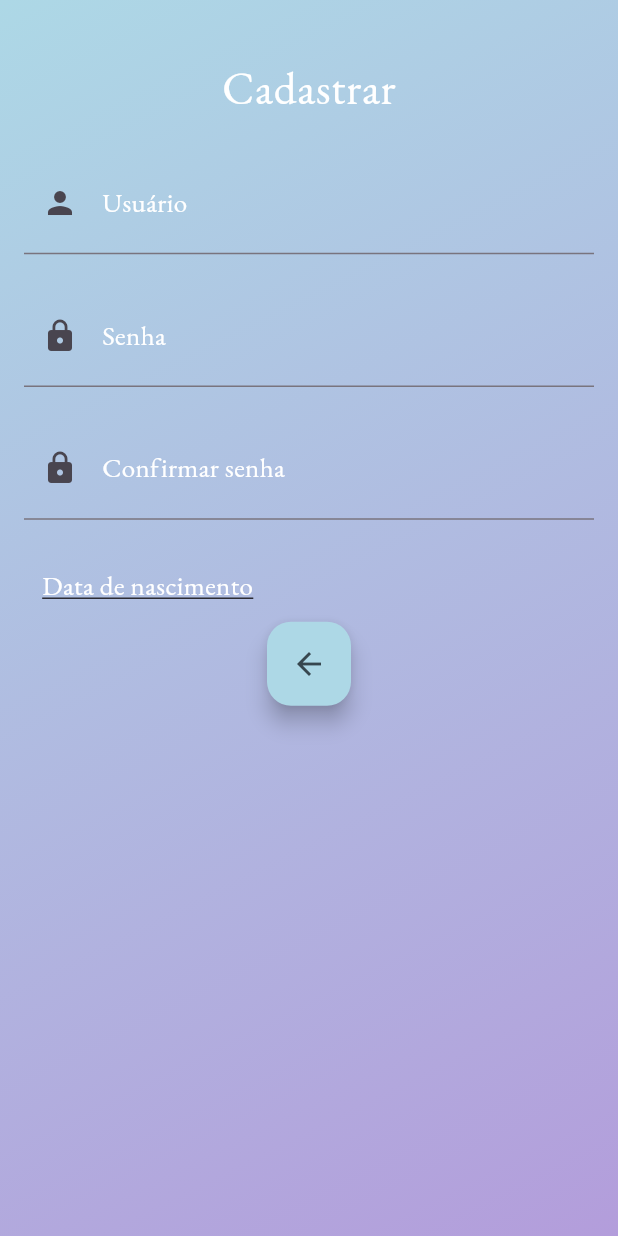
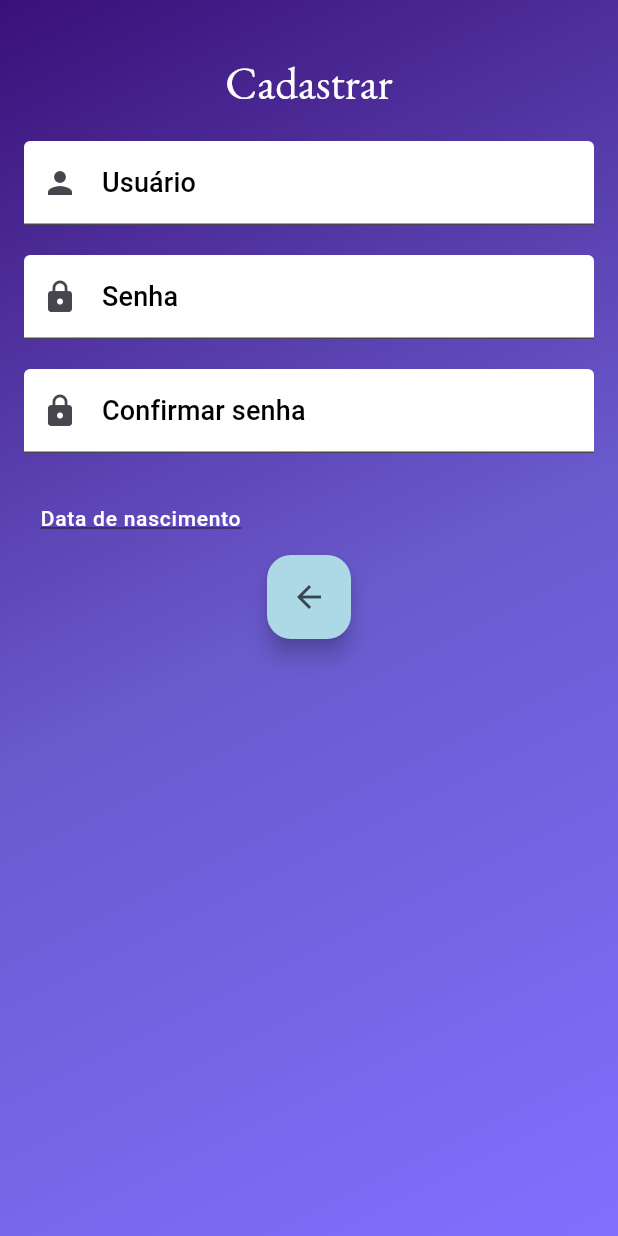
Before and after one commit to JVictor25/Dispositivos-Moveis-Projeto-, a Flutter app: the Loginscreen screen opened by its route, after a tap on "Increver-se", on a phone screen of 412 x 824 dp. Run offline on Flutter 3.47's test engine with Material 3 defaults, Android fonts, the phone set to English and light mode, and no system bars.

Commit message:
Mudanças de design

```diff
--- a/breakpoint_app/lib/routes/app_routes.dart
+++ b/breakpoint_app/lib/routes/app_routes.dart
@@ -1,20 +1,18 @@
 import 'package:breakpoint_app/screens/home_screen.dart';
 import 'package:breakpoint_app/screens/login_screen.dart';
-import 'package:breakpoint_app/screens/register_screen.dart';
+import 'package:breakpoint_app/widgets/register_user.dart';
 import 'package:flutter/material.dart';
 import 'package:breakpoint_app/screens/wellcome_screen.dart';
 
 class AppRoutes {
   static const WELLCOME = 'wellcome';
   static const LOGINSCREEN = 'login';
-  static const REGISTERSCREEN = 'register';
   static const HOMESCREEN = 'home';
 
   static Map<String, WidgetBuilder> getRoutes(){
     return{
       WELLCOME: (context) => const Wellcome(),
       LOGINSCREEN: (context) => const Loginscreen(),
-      REGISTERSCREEN: (context) => const Registerscreen(),
       HOMESCREEN: (context) => const Homescreen(),
     };
   }
--- a/breakpoint_app/lib/screens/login_screen.dart
+++ b/breakpoint_app/lib/screens/login_screen.dart
@@ -1,7 +1,32 @@
+import 'package:breakpoint_app/widgets/register_user.dart';
 import 'package:flutter/material.dart';
+import 'package:breakpoint_app/model/User.dart';
 
-class Loginscreen extends StatelessWidget {
+class Loginscreen extends StatefulWidget {
   const Loginscreen({super.key});
+
+  @override
+  State<Loginscreen> createState() => _LoginscreenState();
+}
+
+class _LoginscreenState extends State<Loginscreen> {
+  bool _isChecked = false;
+  final List<User> _userList = [
+    User(username: "Admin", password: "teste123", birth: DateTime(23, 12, 2001))
+  ];
+
+  void _addUser(String username, String password, DateTime nascimento) {
+    User _newUser = User(
+      username: username,
+      password: password,
+      birth: nascimento,
+    );
+    _userList.add(_newUser);
+  }
+
+  void _removeUser(User user) {
+    _userList.remove(user);
+  }
 
   @override
   Widget build(BuildContext context) {
@@ -17,7 +42,11 @@ class Loginscreen extends StatelessWidget {
             padding: const EdgeInsets.all(16),
             decoration: const BoxDecoration(
               gradient: LinearGradient(
-                colors: [Color(0xFFADD8E6), Color(0xFFB39DDB)],
+                colors: [
+                  Color(0xFF3A1078),
+                  Color(0xFF6A5ACD),
+                  Color(0xFF836FFF)
+                ],
                 begin: Alignment.topLeft,
                 end: Alignment.bottomRight,
               ),
@@ -28,20 +57,18 @@ class Loginscreen extends StatelessWidget {
                 crossAxisAlignment: CrossAxisAlignment.center,
                 children: [
                   const SizedBox(height: 20),
-                  Text("Entrar", style: Theme.of(context).textTheme.bodyLarge),
+                  Text("Entrar", style: Theme.of(context).textTheme.titleLarge),
                   const SizedBox(height: 20),
                   SizedBox(
                     child: TextField(
                       decoration: InputDecoration(
+                          fillColor: Colors.white,
+                          filled: true,
                           label: Text(
                             "Usuário",
-                          style: Theme.of(context).textTheme.bodyMedium,
+                            style: Theme.of(context).textTheme.labelLarge,
                           ),
-                        hintText: 'Usuário',
-                        prefixIcon: Icon(Icons.person),
-                        hintStyle: Theme.of(context).textTheme.bodySmall,
-                      ),
-                      style: Theme.of(context).textTheme.bodyMedium,
+                          prefixIcon: Icon(Icons.person)),
                     ),
                   ),
                   const SizedBox(height: 20),
@@ -49,14 +76,14 @@ class Loginscreen extends StatelessWidget {
                     child: TextField(
                       obscureText: true,
                       decoration: InputDecoration(
+                        fillColor: Colors.white,
+                        filled: true,
                         label: Text(
                           "Senha",
-                            style: Theme.of(context).textTheme.bodyMedium,
+                          style: Theme.of(context).textTheme.labelLarge,
                         ),
-                          hintText: 'Senha',
                         prefixIcon: Icon(Icons.lock),
-                          hintStyle: Theme.of(context).textTheme.bodySmall),
-                      style: Theme.of(context).textTheme.bodyMedium,
+                      ),
                     ),
                   ),
                   const SizedBox(height: 20),
@@ -67,14 +94,23 @@ class Loginscreen extends StatelessWidget {
                           mainAxisAlignment: MainAxisAlignment.start,
                           children: [
                             Checkbox(
-                              value: false,
-                              onChanged: (bool) {
-                                //Ainda não foi implementado
+                              fillColor: MaterialStateProperty.resolveWith(
+                                  (Set<MaterialState> states) {
+                                if (states.contains(MaterialState.selected)) {
+                                  return Color(0xFF3A1078);
+                                }
+                                return Colors.white;
+                              }),
+                              value: _isChecked,
+                              onChanged: (bool? value) {
+                                setState(() {
+                                  _isChecked = value!;
+                                });
                               },
                             ),
                             Text(
                               "Lembre-me",
-                              style: Theme.of(context).textTheme.bodyMedium,
+                              style: Theme.of(context).textTheme.labelMedium,
                             ),
                           ],
                         ),
@@ -90,10 +126,11 @@ class Loginscreen extends StatelessWidget {
                                 child: Text("Esqueceu a senha?",
                                     style: Theme.of(context)
                                         .textTheme
-                                        .bodyMedium!
+                                        .labelMedium!
                                         .copyWith(
-                                          decoration: TextDecoration.underline,
-                                        ))),
+                                            decoration:
+                                                TextDecoration.underline,
+                                            decorationColor: Colors.white))),
                           ],
                         ),
                       )
@@ -104,18 +141,14 @@ class Loginscreen extends StatelessWidget {
                   ),
                   ElevatedButton(
                     onPressed: () {
-                      //Ainda não foi implementado
+                      Navigator.pushNamed(context, 'home');
                     },
                     style: ElevatedButton.styleFrom(
                         minimumSize: const Size(double.infinity, 40),
-                        backgroundColor: const Color(0xFF37474F)),
-                    child: const Text(
+                        backgroundColor: Color(0xFF3A1078)),
+                    child: Text(
                       "Acessar",
-                      style: TextStyle(
-                        fontFamily: 'Garamond',
-                        fontSize: 16,
-                        color: Color(0xFFADD8E6),
-                      ),
+                      style: Theme.of(context).textTheme.labelMedium,
                     ),
                   ),
                   Row(
@@ -123,24 +156,29 @@ class Loginscreen extends StatelessWidget {
                     children: [
                       Text(
                         "Não tem uma conta?",
-                        style: Theme.of(context).textTheme.bodyMedium,
+                        style: Theme.of(context).textTheme.labelMedium,
                       ),
                       TextButton(
                           onPressed: () {
-                            Navigator.pushNamed(context, 'register');
+                            Navigator.of(context).push(
+                              MaterialPageRoute(
+                                  builder: (context) =>
+                                      Registeruser(onSubmit: _addUser)),
+                            );
                           },
                           child: Text(
                             "Increver-se",
                             style: Theme.of(context)
                                 .textTheme
-                                .bodyMedium!
+                                .labelMedium!
                                 .copyWith(
                                   decoration: TextDecoration.underline,
+                                  decorationColor: Colors.white
                                 ),
                           )),
                     ],
                   ),
-                  SizedBox(
+                  const SizedBox(
                     height: 20,
                   ),
                   FloatingActionButton(
--- a/breakpoint_app/lib/screens/register_screen.dart
+++ b/breakpoint_app/lib/widgets/register_user.dart
@@ -1,23 +1,25 @@
 import 'package:flutter/material.dart';
 
-class Registerscreen extends StatefulWidget {
-  const Registerscreen({super.key});
+class Registeruser extends StatefulWidget {
+  final void Function(String, String, DateTime) onSubmit;
+
+  const Registeruser({super.key, required this.onSubmit});
 
   @override
-  State<Registerscreen> createState() => _RegisterscreenState();
+  State<Registeruser> createState() => _RegisteruserState();
 }
 
-class _RegisterscreenState extends State<Registerscreen> {
-  @override
-  Widget build(BuildContext context) {
-    //DateTime _birth = DateTime.now();
+class _RegisteruserState extends State<Registeruser> {
+  late DateTime _birth;
 
-    /*void _showDatePicker() {
+  void submitUser() {}
+
+  void _showDatePicker() {
     showDatePicker(
             context: context,
-              initialDate: DateTime.now(),
-              firstDate: DateTime(1960),
-              lastDate: DateTime.now())
+            initialDate: DateTime(2008),
+            firstDate: DateTime(1950),
+            lastDate: DateTime(2008))
         .then((pickedDate) {
       if (pickedDate == null) {
         return;
@@ -27,7 +29,9 @@ class _RegisterscreenState extends State<Registerscreen> {
       });
     });
   }
-  */
+
+  @override
+  Widget build(BuildContext context) {
     return Scaffold(
       body: GestureDetector(
         onTap: () {
@@ -40,7 +44,11 @@ class _RegisterscreenState extends State<Registerscreen> {
             padding: const EdgeInsets.all(16),
             decoration: const BoxDecoration(
               gradient: LinearGradient(
-                colors: [Color(0xFFADD8E6), Color(0xFFB39DDB)],
+                colors: [
+                  Color(0xFF3A1078),
+                  Color(0xFF6A5ACD),
+                  Color(0xFF836FFF)
+                ],
                 begin: Alignment.topLeft,
                 end: Alignment.bottomRight,
               ),
@@ -52,7 +60,7 @@ class _RegisterscreenState extends State<Registerscreen> {
                   const SizedBox(height: 20),
                   Text(
                     "Cadastrar",
-                    style: Theme.of(context).textTheme.bodyLarge,
+                    style: Theme.of(context).textTheme.titleLarge,
                   ),
                   const SizedBox(
                     height: 20,
@@ -60,15 +68,14 @@ class _RegisterscreenState extends State<Registerscreen> {
                   SizedBox(
                     child: TextField(
                       decoration: InputDecoration(
+                        fillColor: Colors.white,
+                        filled: true,
                         label: Text(
                           "Usuário",
-                          style: Theme.of(context).textTheme.bodyMedium,
+                          style: Theme.of(context).textTheme.labelLarge
                         ),
-                        hintText: 'Usuário',
                         prefixIcon: Icon(Icons.person),
-                        hintStyle: Theme.of(context).textTheme.bodySmall,
                       ),
-                      style: Theme.of(context).textTheme.bodyMedium,
                     ),
                   ),
                   const SizedBox(height: 20),
@@ -76,14 +83,14 @@ class _RegisterscreenState extends State<Registerscreen> {
                     child: TextField(
                       obscureText: true,
                       decoration: InputDecoration(
+                          fillColor: Colors.white,
+                          filled: true,
                           label: Text(
                             "Senha",
-                            style: Theme.of(context).textTheme.bodyMedium,
+                            style: Theme.of(context).textTheme.labelLarge,
                           ),
-                          hintText: 'Senha',
                           prefixIcon: Icon(Icons.lock),
-                          hintStyle: Theme.of(context).textTheme.bodySmall),
-                      style: Theme.of(context).textTheme.bodyMedium,
+                      ),
                     ),
                   ),
                   const SizedBox(height: 20),
@@ -91,26 +98,29 @@ class _RegisterscreenState extends State<Registerscreen> {
                     child: TextField(
                       obscureText: true,
                       decoration: InputDecoration(
+                        fillColor: Colors.white,
+                        filled: true,
                           label: Text(
                             "Confirmar senha",
-                            style: Theme.of(context).textTheme.bodyMedium,
+                            style: Theme.of(context).textTheme.labelLarge,
                           ),
-                          hintText: 'Confirmar senha',
                           prefixIcon: Icon(Icons.lock),
-                          hintStyle: Theme.of(context).textTheme.bodySmall),
-                      style: Theme.of(context).textTheme.bodyMedium,
+                          ),
                     ),
                   ),
                   const SizedBox(height: 20),
                   Row(
                     children: [
                       TextButton(
-                          onPressed: (){
-                            //_showDatePicker();
+                          onPressed: () {
+                            _showDatePicker();
                           },
                           child: Text(
                             "Data de nascimento",
-                            style: Theme.of(context).textTheme.bodyMedium!.copyWith(
+                            style: Theme.of(context)
+                                .textTheme
+                                .labelMedium!
+                                .copyWith(
                                   decoration: TextDecoration.underline,
                                 ),
                           )),
```
Also changed, not shown: breakpoint_app/lib/components/drawer.dart (+9 -12 lines), breakpoint_app/lib/main.dart (+18 -8 lines), breakpoint_app/lib/screens/home_screen.dart (+39 -20 lines), breakpoint_app/lib/screens/wellcome_screen.dart (+25 -26 lines). Lines whose indentation alone changed are shown as unchanged.
